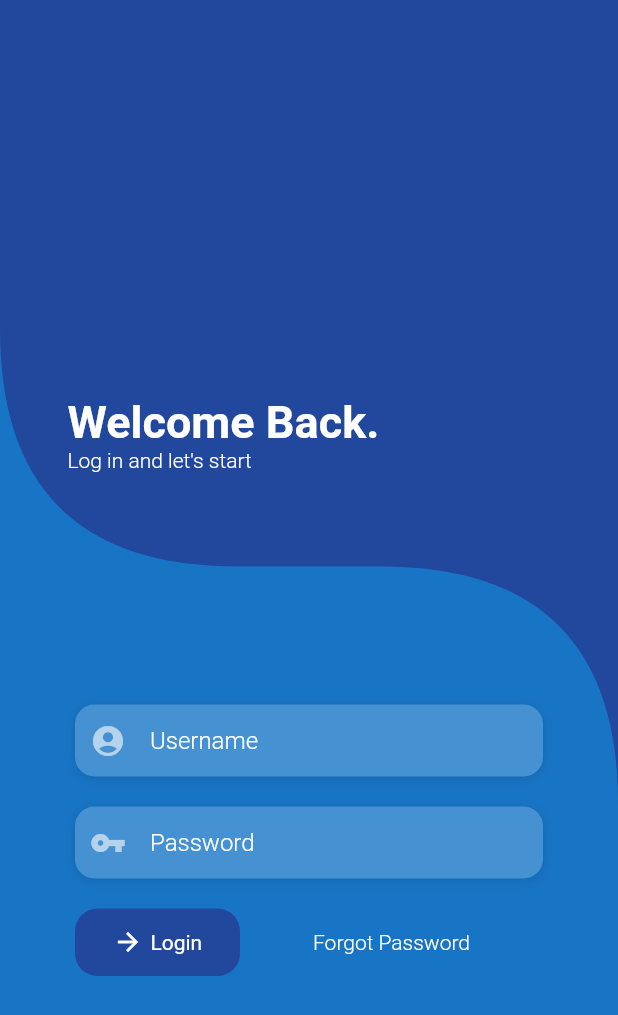
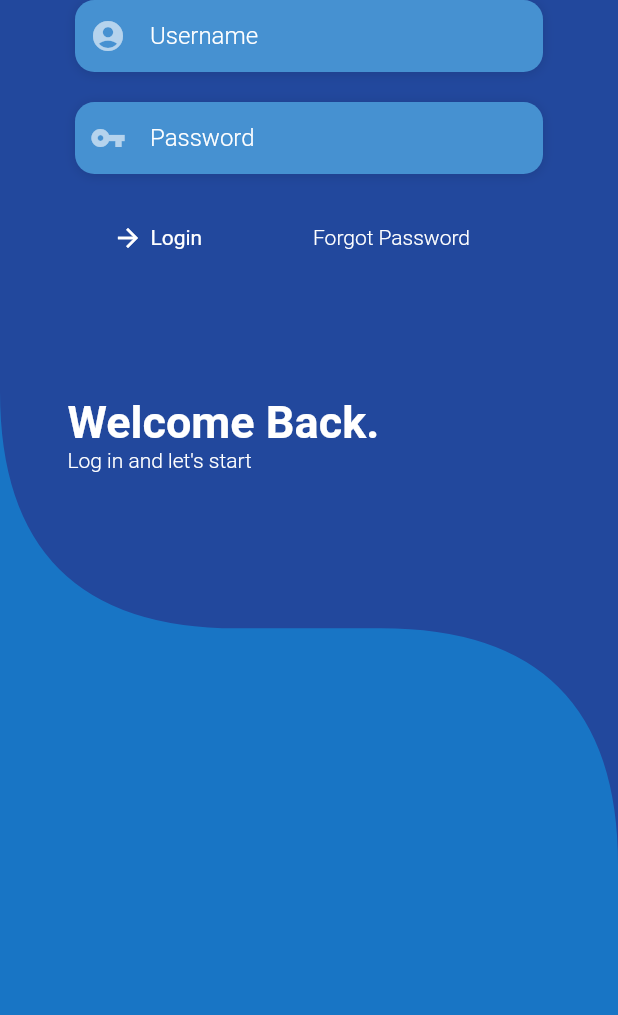
Before and after one commit to hackersito/Iteso-app, a Flutter app: the screen it shows after launch, on a phone screen of 412 x 824 dp. Shown: the top 1015 px of the screen. Run offline on Flutter 3.47's test engine with Material 2 defaults, Android fonts, the phone set to English and light mode, and no system bars; our stand-ins replace floor, get, sqflite; missing offline and left inert: flutter_statusbarcolor; accounts and stored records are empty; generated files the repository leaves out were written again.

Commit message:
Actualizacion de la pagina de login
- Se corrigio el stack que no permitia la vista real de los items completos

```diff
--- a/lib/app/modules/home/views/home_view.dart
+++ b/lib/app/modules/home/views/home_view.dart
@@ -15,20 +15,33 @@ class HomeView extends GetView<HomeController> {
   Widget build(BuildContext context) {
     return Scaffold(
       backgroundColor: Styles.azulBajito,
-      body: SingleChildScrollView(
+      body: LayoutBuilder(
+        builder: (_, constraints) => ConstrainedBox(
+          constraints: constraints,
           child: Stack(
-          overflow: Overflow.visible,
+            fit: StackFit.expand,
             children: <Widget>[
-            ClipPath(
+              Container(
+                margin: EdgeInsets.zero,
+                child: FractionallySizedBox(
+                  alignment: Alignment.topCenter,
+                  heightFactor: 0.7,
+                  child: ClipPath(
+                    clipBehavior: Clip.antiAliasWithSaveLayer,
                     clipper: LoginClipper(),
+                    child: SizedBox(
                       child: Container(
-                height: MediaQuery.of(context).size.height * 0.65,
                         color: Styles.azulIteso,
                       ),
                     ),
-            Positioned(
+                  ),
+                ),
+              ),
+              Container(
+                margin: EdgeInsets.only(
                   top: MediaQuery.of(context).size.height * 0.32,
                   left: 45,
+                ),
                 child: Column(
                   crossAxisAlignment: CrossAxisAlignment.start,
                   children: [
@@ -47,10 +60,8 @@ class HomeView extends GetView<HomeController> {
                   ],
                 ),
               ),
-            Positioned(
-              top: MediaQuery.of(context).size.height * 0.57,
-              left: 0,
-              child: Container(
+              Container(
+                margin: EdgeInsets.zero,
                 width: MediaQuery.of(context).size.width,
                 child: Form(
                   key: _formKey,
@@ -95,8 +106,8 @@ class HomeView extends GetView<HomeController> {
                   ),
                 ),
               ),
+            ],
           ),
-          ],
         ),
       ),
     );
```
Lines whose indentation alone changed are shown as unchanged.
